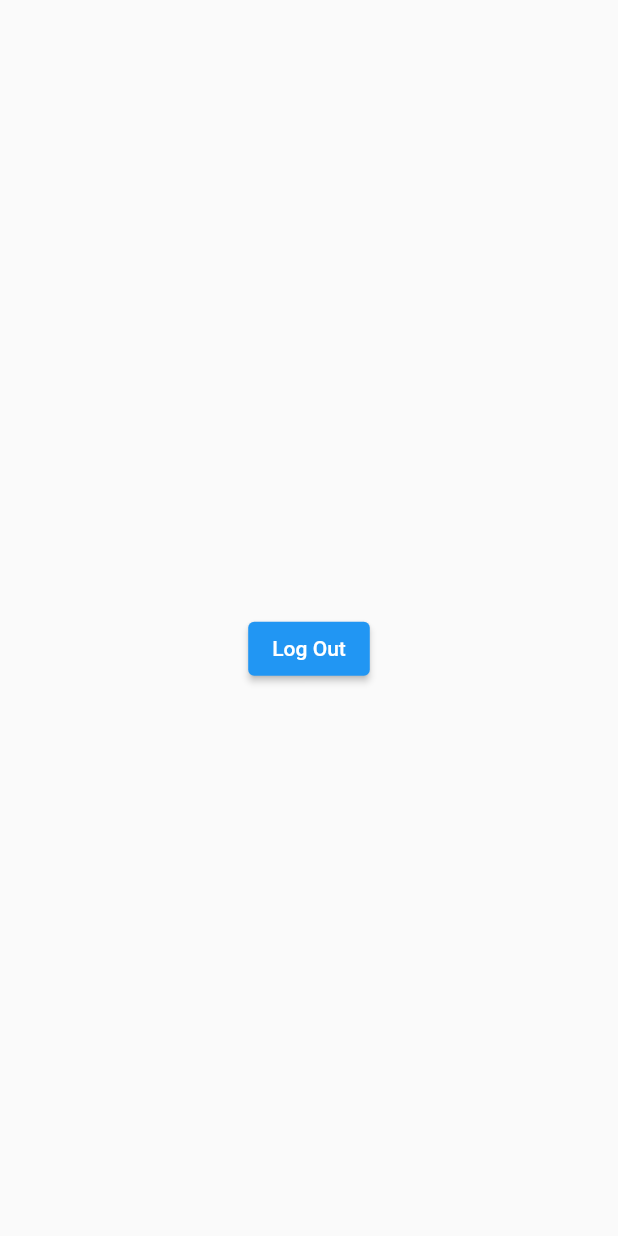
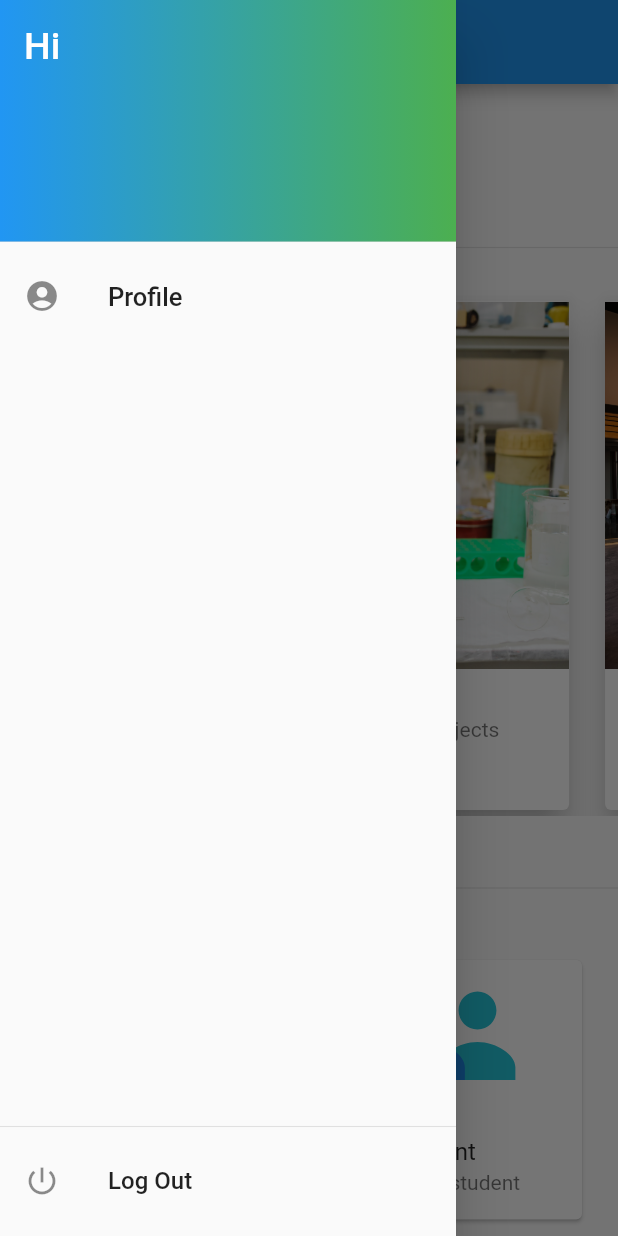
Before and after one commit to pranava21/college_app_flutter, a Flutter app: the FacultyLayout screen opened directly, with the side drawer open (before the commit the screen has no drawer), on a phone screen of 412 x 824 dp. Run offline on Flutter 3.47's test engine with Material 2 defaults, Android fonts, the phone set to English and light mode, and no system bars; our stand-ins replace firebase_auth, firebase_core, flutter_svg, google_fonts, rflutter_alert; accounts and stored records are empty; network calls fail; Roboto replaces fonts that are missing (Spartan).

Commit message:
implemented faculty layout and profile

```diff
--- a/lib/layouts/faculty_layout.dart
+++ b/lib/layouts/faculty_layout.dart
@@ -1,8 +1,13 @@
+import 'dart:async';
+
+import 'package:college_app/components/cards_tile.dart';
 import 'package:college_app/models/user.dart';
 import 'package:college_app/providers/user_provider.dart';
-import 'package:college_app/resources/authmethods.dart';
-import 'package:college_app/screens/login_screen.dart';
+import 'package:college_app/widgets/actions_list.dart';
+import 'package:college_app/widgets/faculty_drawer.dart';
 import 'package:flutter/material.dart';
+import 'package:google_fonts/google_fonts.dart';
+import 'package:intl/intl.dart';
 import 'package:provider/provider.dart';
 
 class FacultyLayout extends StatefulWidget {
@@ -13,35 +18,112 @@ class FacultyLayout extends StatefulWidget {
 }
 
 class _FacultyLayoutState extends State<FacultyLayout> {
+  late String _timeString;
+
+  @override
+  void initState() {
+    _timeString = _formatDateTime(DateTime.now());
+    Timer.periodic(const Duration(seconds: 1), (Timer t) => _getTime());
+    super.initState();
+  }
+
   @override
   Widget build(BuildContext context) {
     UserDetails? user = Provider.of<UserProvider>(context).getUser;
     return Scaffold(
-        body: Center(
+      appBar: AppBar(
+        //If using GoogleFont don't declare as constant
+        title: Text('Dashboard', style: GoogleFonts.spartan()),
+      ),
+      drawer: FacultyDrawer(user: user!),
+      body: SingleChildScrollView(
         child: Column(
           children: [
-          Flexible(
-            child: Container(),
-            flex: 2,
+            Container(
+              alignment: Alignment.topLeft,
+              padding: const EdgeInsets.fromLTRB(30, 25, 0, 10),
+              child: Text('Hello, ${user.firstName}!',
+                  style: GoogleFonts.spartan(
+                      fontSize: 23, fontWeight: FontWeight.bold)),
             ),
-          Text('${user?.userId}'),
-          const SizedBox(
-            height: 25,
+            Container(
+              alignment: Alignment.topLeft,
+              padding: const EdgeInsets.fromLTRB(32, 0, 0, 20),
+              child: Text(
+                "It's $_timeString",
+                style: GoogleFonts.spartan(fontSize: 16),
               ),
-          ElevatedButton(
-              onPressed: () {
-                AuthMethods().logOut();
-                Navigator.of(context).pushReplacement(
-                  MaterialPageRoute(builder: (context) => const LoginScreen()),
-                );
-              },
-              child: const Text('Log Out')),
-          Flexible(
-            child: Container(),
-            flex: 2,
+            ),
+            Divider(
+              thickness: 0.7,
+              color: Colors.grey[300],
+            ),
+            Container(
+              alignment: Alignment.topLeft,
+              padding: const EdgeInsets.fromLTRB(32, 0, 0, 0),
+              child: Text(
+                'Here are some reasons why you are lucky',
+                style: GoogleFonts.spartan(fontSize: 14),
+              ),
+            ),
+            SizedBox(
+              height: 355,
+              child: PageView(
+                //scrollDirection: Axis.horizontal,
+                controller: PageController(viewportFraction: 0.9),
+                children: const [
+                  CardsTile(
+                    imagePath: 'assets/lab.jpg',
+                    title: 'Excellent Labs',
+                    subtitle:
+                        'We have well funded labs for all your projects and experiments',
+                  ),
+                  CardsTile(
+                    imagePath: 'assets/staffroom.jpg',
+                    title: 'State of the art staffroom',
+                    subtitle:
+                        'Relax in your free time in our extremely comfortable staffrooms',
+                  ),
+                  CardsTile(
+                    imagePath: 'assets/gym.jpg',
+                    title: 'State of the art gym',
+                    subtitle:
+                        'You can use the college gym for free as our compliments',
                   ),
                 ],
               ),
-    ));
+            ),
+            const SizedBox(height: 40,),
+            Divider(
+              thickness: 0.7,
+              color: Colors.grey[300],
+            ),
+            Container(
+              alignment: Alignment.topLeft,
+              padding: const EdgeInsets.fromLTRB(32, 0, 0, 0),
+              child: Text(
+                'What do you like to do today?',
+                style: GoogleFonts.spartan(fontSize: 14),
+              ),
+            ),
+            const ActionList()
+          ],
+        ),
+      ),
+    );
+  }
+
+  void _getTime() {
+    final DateTime now = DateTime.now();
+    final String formattedDateTime = _formatDateTime(now);
+    if (mounted) {
+      setState(() {
+        _timeString = formattedDateTime;
+      });
     }
   }
+
+  String _formatDateTime(DateTime dateTime) {
+    return DateFormat('EEEE MMM dd, yyyy hh:mm:ss').format(dateTime);
+  }
+}
--- /dev/null
+++ b/lib/widgets/action_tile.dart
@@ -0,0 +1,52 @@
+import 'package:flutter/material.dart';
+import 'package:flutter_svg/svg.dart';
+
+class ActionTile extends StatelessWidget {
+  final String name;
+  final String subtitle;
+  final String imagePath;
+  final String route;
+  const ActionTile(
+      {Key? key,
+      required this.name,
+      required this.subtitle,
+      required this.imagePath,
+      required this.route})
+      : super(key: key);
+
+  @override
+  Widget build(BuildContext context) {
+    return Card(
+        child: Column(
+      mainAxisSize: MainAxisSize.min,
+      children: <Widget>[
+        Expanded(
+            child: InkWell(
+                child: _tileImage(imagePath),
+                onTap: () => _navigateToAction(context))),
+        ListTile(
+            title: Text(name),
+            subtitle: Text(subtitle),
+            onTap: () => _navigateToAction(context)),
+      ],
+    ));
+  }
+
+  void _navigateToAction(BuildContext context) {
+    //Navigator.pushNamed(context, route);
+  }
+
+  Widget _tileImage(String imagePath) {
+    if (imagePath.isEmpty) {
+      return Container();
+    }
+
+    try {
+      return SvgPicture.asset(imagePath, height: 200,);
+    } catch (e) {
+      // ignore: avoid_print
+      print("could not load image $imagePath");
+      return Container();
+    }
+  }
+}
--- /dev/null
+++ b/lib/widgets/actions_list.dart
@@ -0,0 +1,43 @@
+import 'package:college_app/widgets/action_tile.dart';
+import 'package:flutter/material.dart';
+import 'package:college_app/utils/routes.dart' as route;
+
+class ActionList extends StatelessWidget {
+  final String departmentImagePath = 'assets/department.png';
+  final String studentImagePath = 'assets/students.png';
+  final String attendanceUrl = 'assets/calendar.png';
+
+  const ActionList({Key? key}) : super(key: key);
+
+  @override
+  Widget build(BuildContext context) {
+    return SizedBox(
+      height: MediaQuery.of(context).size.height,
+      width: MediaQuery.of(context).size.width,
+      child: GridView.count(
+        primary: false,
+        padding: const EdgeInsets.all(20),
+        crossAxisSpacing: 10,
+        mainAxisSpacing: 10,
+        crossAxisCount: 2,
+        children: const <Widget>[
+          ActionTile(
+              name: "View Students",
+              subtitle: 'View Students by deparment',
+              imagePath: 'assets/college.svg',
+              route: route.departmentList),
+          ActionTile(
+              name: "Add student",
+              subtitle: 'Add a new student',
+              imagePath: 'assets/classmate.svg',
+              route: route.addStudent),
+          ActionTile(
+              name: "Take Attendance",
+              subtitle: 'Mark attendance for students',
+              imagePath: 'assets/attendance_list.svg',
+              route: route.selectClass),
+        ],
+      ),
+    );
+  }
+}
--- /dev/null
+++ b/lib/widgets/faculty_drawer.dart
@@ -0,0 +1,86 @@
+import 'package:college_app/models/faculty.dart';
+import 'package:college_app/models/user.dart';
+import 'package:college_app/resources/authmethods.dart';
+import 'package:college_app/screens/faculty_screens/faculty_profile.dart';
+import 'package:college_app/screens/login_screen.dart';
+import 'package:flutter/material.dart';
+import 'package:google_fonts/google_fonts.dart';
+
+class FacultyDrawer extends StatelessWidget {
+  final UserDetails user;
+  const FacultyDrawer({Key? key, required this.user}) : super(key: key);
+
+  @override
+  Widget build(BuildContext context) {
+    return Drawer(
+        key: key,
+        child: Column(
+          children: [
+            Expanded(
+                child: ListView(
+              children: [
+                DrawerHeader(
+                  decoration: const BoxDecoration(
+                      color: Colors.blue,
+                      gradient:
+                          LinearGradient(colors: [Colors.blue, Colors.green])),
+                  child: Text('Hi ${user.firstName}',
+                      style: GoogleFonts.spartan(
+                          color: Colors.white, fontSize: 25)),
+                ),
+                InkWell(
+                  onTap: () async {
+                    var faculty = await Faculty.fetchFacultyDetails(
+                        user.emailId, user.departmentUid);
+                    Navigator.of(context).pop();
+                    Navigator.push(
+                        context,
+                        MaterialPageRoute(
+                            builder: (context) =>
+                                FacultyProfile(user: user, faculty: faculty)));
+                  },
+                  child: ListTile(
+                      leading: const Icon(Icons.account_circle),
+                      title: Padding(
+                        padding: const EdgeInsets.only(top: 2),
+                        child: Text(
+                          'Profile',
+                          style: GoogleFonts.spartan(fontSize: 17),
+                        ),
+                      )),
+                ),
+              ],
+            )),
+            Align(
+              alignment: Alignment.bottomCenter,
+              child: Column(
+                children: [
+                  Divider(
+                    thickness: 0.7,
+                    color: Colors.grey[300],
+                  ),
+                  InkWell(
+                    onTap: () {
+                      AuthMethods().logOut();
+                      Navigator.of(context).pushReplacement(
+                        MaterialPageRoute(
+                            builder: (context) => const LoginScreen()),
+                      );
+                    },
+                    child: ListTile(
+                        leading: const Icon(Icons.power_settings_new_outlined),
+                        title: Text(
+                          'Log Out',
+                          style: GoogleFonts.spartan(fontSize: 16),
+                        )),
+                  ),
+                  const SizedBox(
+                    height: 9,
+                  )
+                ],
+              ),
+            )
+          ],
+        ));
+  }
+}
```
Also changed, not shown: lib/app.dart (deleted, +0 -129 lines), lib/models/faculty.dart (+20 -0 lines), lib/screens/faculty_screens/faculty_profile.dart (added, +104 -0 lines), lib/utils/routes.dart (added, +24 -0 lines), assets/attendance_list.svg (added), assets/calendar.png (deleted), assets/classmate.svg (added), assets/college.svg (added), assets/department.png (deleted), assets/lab.jpg (added), assets/staffroom.jpg (added), assets/students.png (deleted), assets/teacher.svg (added), 1 other file. Lines whose indentation alone changed are shown as unchanged.
